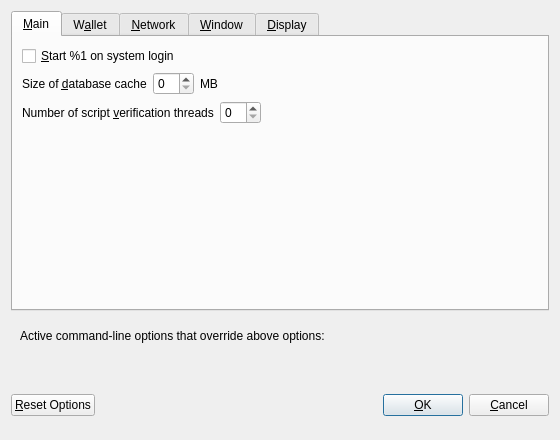
This is src/qt/forms/optionsdialog.ui in GeorgeRDG/litecoinz as Qt 5 draws it before an edit. The edited form follows.
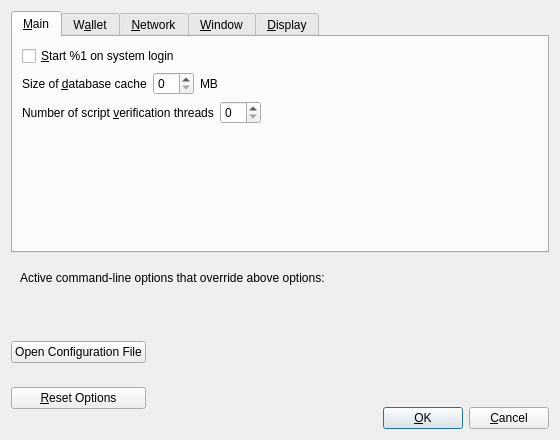
This is the edited form. Custom widgets are drawn as their Qt base class.

What changed in the file:
```diff
--- a/src/qt/forms/optionsdialog.ui
+++ b/src/qt/forms/optionsdialog.ui
@@ -682,6 +682,21 @@
    <item>
     <layout class="QHBoxLayout" name="horizontalLayout_Buttons">
      <item>
+      <layout class="QVBoxLayout" name="verticalLayout_Buttons">
+       <item>
+        <widget class="QPushButton" name="openBitcoinConfButton">
+         <property name="toolTip">
+          <string>Open the %1 configuration file from the working directory.</string>
+         </property>
+         <property name="text">
+          <string>Open Configuration File</string>
+         </property>
+         <property name="autoDefault">
+          <bool>false</bool>
+         </property>
+        </widget>
+       </item>
+       <item>
       <widget class="QPushButton" name="resetButton">
        <property name="toolTip">
         <string>Reset all client options to default.</string>
@@ -694,6 +709,8 @@
        </property>
       </widget>
      </item>
+      </layout>
+     </item>
      <item>
       <spacer name="horizontalSpacer_1">
        <property name="orientation">
@@ -746,6 +763,23 @@
       </spacer>
      </item>
      <item>
+      <layout class="QVBoxLayout" name="verticalLayout_4">
+       <item>
+        <spacer name="verticalSpacer">
+         <property name="orientation">
+          <enum>Qt::Vertical</enum>
+         </property>
+         <property name="sizeHint" stdset="0">
+          <size>
+           <width>20</width>
+           <height>40</height>
+          </size>
+         </property>
+        </spacer>
+       </item>
+       <item>
+        <layout class="QHBoxLayout" name="horizontalLayout">
+         <item>
       <widget class="QPushButton" name="okButton">
        <property name="text">
         <string>&amp;OK</string>
@@ -767,6 +801,10 @@
         <bool>false</bool>
        </property>
       </widget>
+         </item>
+        </layout>
+       </item>
+      </layout>
      </item>
     </layout>
    </item>
```
Lines whose indentation alone changed are shown as unchanged.
